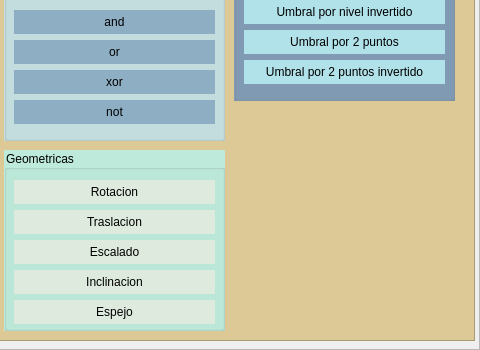
Old version of the form main.ui in the repository AlvaroCastro1/openCV; both pictures show x 346 to 826 and y 250 to 600 of the 826 by 600 pixel window.
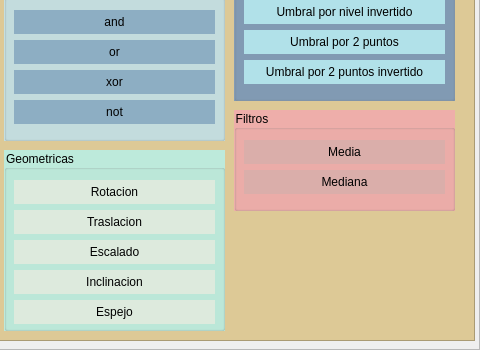
New version of the form.

What changed in the file:
```diff
--- a/main.ui
+++ b/main.ui
@@ -616,6 +616,61 @@
          </property>
         </widget>
        </widget>
+       <widget class="QGroupBox" name="filtros">
+        <property name="geometry">
+         <rect>
+          <x>240</x>
+          <y>350</y>
+          <width>221</width>
+          <height>101</height>
+         </rect>
+        </property>
+        <property name="styleSheet">
+         <string notr="true">QGroupBox{
+	background-color: rgb(238, 174, 170);
+	color: rgb(0, 0, 0);
+}
+
+QPushButton{
+	background-color: rgb(218, 174, 170);
+	border-radius: 20px;
+}
+
+QPushButton:hover {
+	color: rgb(255,255,255);
+	background-color: rgb(178, 174, 170);
+}</string>
+        </property>
+        <property name="title">
+         <string>Filtros</string>
+        </property>
+        <widget class="QPushButton" name="btn_filtro_media">
+         <property name="geometry">
+          <rect>
+           <x>10</x>
+           <y>30</y>
+           <width>201</width>
+           <height>24</height>
+          </rect>
+         </property>
+         <property name="text">
+          <string>Media</string>
+         </property>
+        </widget>
+        <widget class="QPushButton" name="btn_filtro_mediana">
+         <property name="geometry">
+          <rect>
+           <x>10</x>
+           <y>60</y>
+           <width>201</width>
+           <height>24</height>
+          </rect>
+         </property>
+         <property name="text">
+          <string>Mediana</string>
+         </property>
+        </widget>
+       </widget>
       </widget>
      </widget>
     </item>
```
